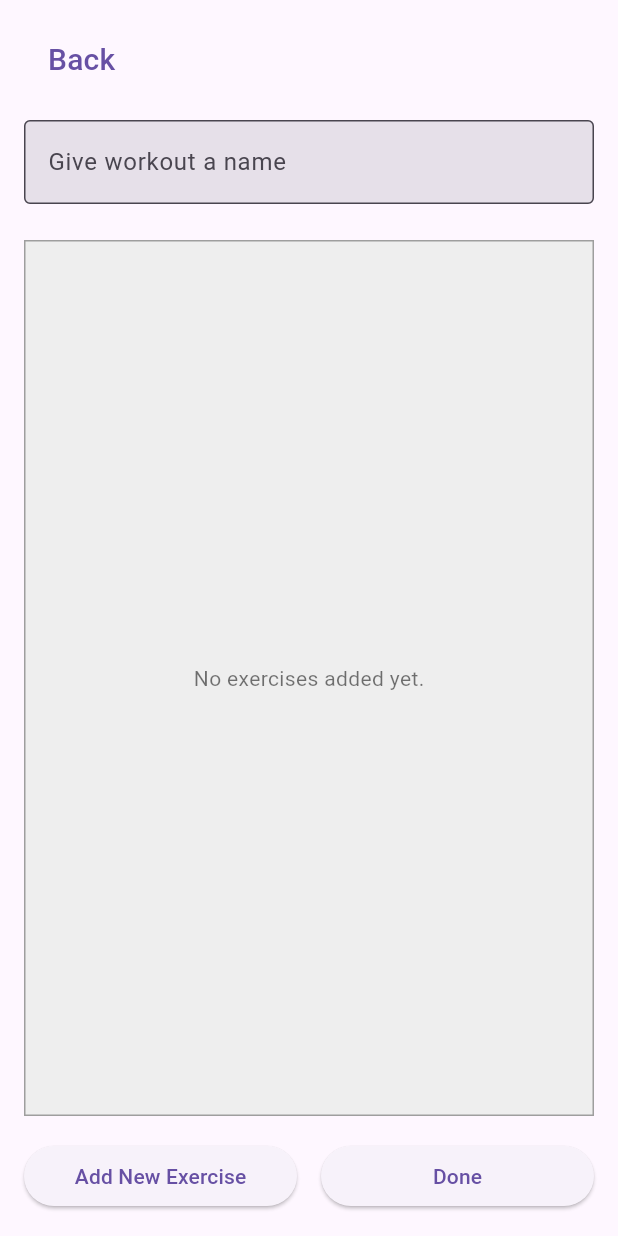
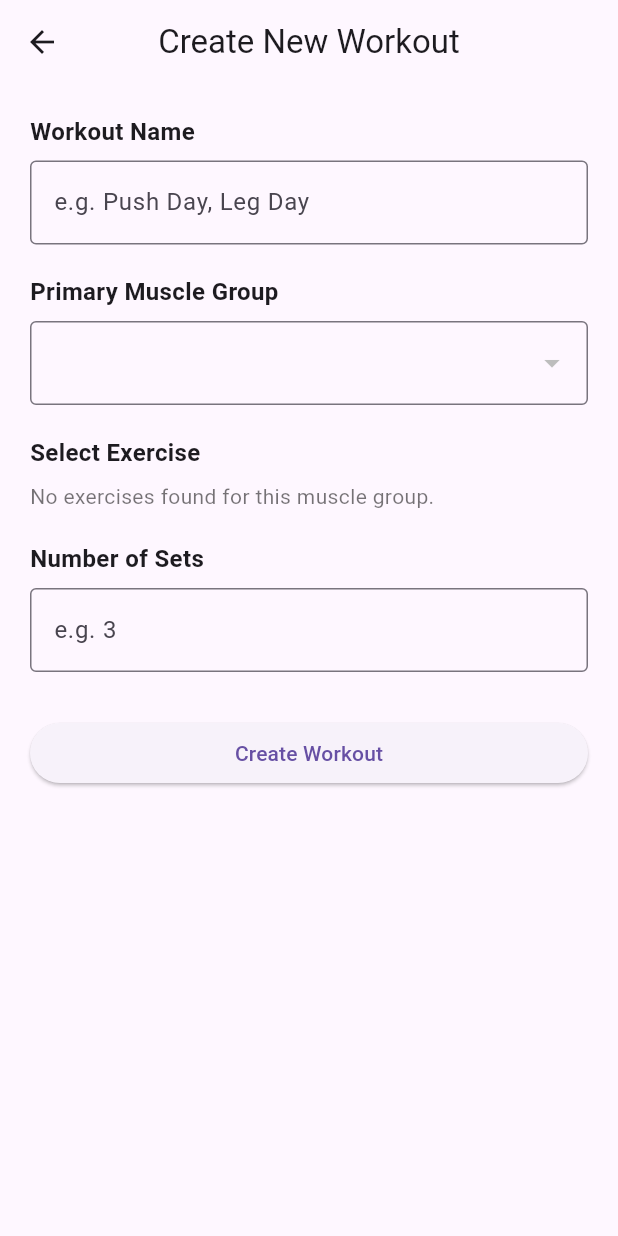
Before and after one commit to suncycles/fitlog, a Flutter app: the CreateWorkoutScreen screen opened directly, on a phone screen of 412 x 824 dp. Run offline on Flutter 3.47's test engine with Material 3 defaults, Android fonts, the light colour scheme and no system bars; our stand-ins replace fl_chart, sqflite; missing offline and left inert: body_part_selector; accounts and stored records are empty.

Commit message:
complete create_workout_screen.

```diff
--- a/lib/screens/create_workout_screen.dart
+++ b/lib/screens/create_workout_screen.dart
@@ -1,8 +1,8 @@
 import 'package:flutter/material.dart';
+
+import '../class/accessor_functions.dart';
 import '../class/exercise_class.dart';
 import '../class/workout_class.dart';
-import '../class/accessor_functions.dart';
-import 'search_screen.dart';
 
 class CreateWorkoutScreen extends StatefulWidget {
   const CreateWorkoutScreen({super.key});
@@ -12,213 +12,307 @@ class CreateWorkoutScreen extends StatefulWidget {
 }
 
 class _CreateWorkoutScreenState extends State<CreateWorkoutScreen> {
-  final TextEditingController _nameController = TextEditingController();
-  final List<Exercise> _selectedExercises = [];
-  bool _isSaving = false;
+  final WorkoutDatabase database = WorkoutDatabase.instance;
+
+  final TextEditingController workoutNameController = TextEditingController();
+  final TextEditingController setCountController = TextEditingController();
+
+  List<String> primaryMuscleOptions = [];
+  String? selectedPrimaryMuscle;
+
+  List<Exercise> availableExercises = [];
+  Exercise? selectedExercise;
+
+  bool isLoadingMuscles = true;
+  bool isLoadingExercises = false;
+  bool isSaving = false;
+
+  @override
+  void initState() {
+    super.initState();
+    _loadPrimaryMuscles();
+  }
 
   @override
   void dispose() {
-    _nameController.dispose();
+    workoutNameController.dispose();
+    setCountController.dispose();
     super.dispose();
   }
 
-  /*
-  Navigate to the ExerciseListScreen and waits for the user to select an exercise. The selected exercise is added to the current workout's exercise list.
 
-  Args:
-    None
 
-  Returns:
-    Future<void>
-
-  Raises:
-    Exception: If navigation fails or unexpected null values
-  */
-  Future<void> _addNewExercise() async{
-    final Exercise? selected = await Navigator.push<Exercise>(
-      context,
-      MaterialPageRoute(
-        builder: (_) => const SearchScreen(
-        ),
-      ),
-    );
-    if (!mounted) return;
-
-    if (selected != null) {
-      setState(() {
-        _selectedExercises.add(selected);
-      });
-    }
-  }
-
-  /*
-  Validate the workout name and exercise list, then saves the new workout into the database.
-
-  Args:
-    None
-
-  Returns:
-    Future<void>
-
-  Raises:
-    Exception: database insert fails.
-  */
-  Future<void> _doneAdding() async{
-    final name = _nameController.text.trim();
-
-    if (name.isEmpty) {
-      ScaffoldMessenger.of(context).showSnackBar(
-        const SnackBar(content: Text('Please enter a workout name.')),
-      );
-      return;
-    }
-
-    if (_selectedExercises.isEmpty) {
-      ScaffoldMessenger.of(context).showSnackBar(
-        const SnackBar(content: Text('Please add at least one exercise.')),
-      );
-      return;
-    }
-
-    setState(() => _isSaving = true);
+  Future<void> _loadPrimaryMuscles() async {
+    setState(() => isLoadingMuscles = true);
 
     try {
-      final db = WorkoutDatabase.instance;
-      const int defaultSets = 3;
-
-      for (final ex in _selectedExercises) {
-        final workoutRow = Workout(
-          id: null,
-          name: name,
-          exerciseId: ex.id!,
-          sets: defaultSets,
-        );
-        await db.createWorkout(workoutRow);
+      final muscles = await database.getPrimaryMuscles();
+      setState(() {
+        primaryMuscleOptions = muscles;
+        if (muscles.isNotEmpty) {
+          selectedPrimaryMuscle = muscles.first;
+          _loadExercisesForSelectedMuscle();
         }
-      if (!mounted) return;
-
-      ScaffoldMessenger.of(context).showSnackBar(
-        const SnackBar(content: Text('Workout saved!')),
-      );
-
-      Navigator.of(context).pop(true); // Go back
-    } catch (e) {
-      if (!mounted) return;
-      ScaffoldMessenger.of(context).showSnackBar(
-        SnackBar(content: Text('Failed to save workout: $e')),
-      );
+      });
+    } catch (error) {
+      _showSnack('Error loading muscle groups: $error');
     } finally {
       if (mounted) {
-        setState(() => _isSaving = false);
+        setState(() => isLoadingMuscles = false);
       }
     }
   }
 
+  Future<void> _loadExercisesForSelectedMuscle() async {
+    if (selectedPrimaryMuscle == null) return;
+
+    setState(() {
+      isLoadingExercises = true;
+      availableExercises = [];
+      selectedExercise = null;
+    });
+
+    try {
+      final exercises = await database.getExercises(
+        primaryMuscle: selectedPrimaryMuscle,
+      );
+
+
+      final nonNullExercises = exercises.whereType<Exercise>().toList();
+
+      setState(() {
+        availableExercises = nonNullExercises;
+        if (nonNullExercises.isNotEmpty) {
+          selectedExercise = nonNullExercises.first;
+        } else {
+          selectedExercise = null;
+        }
+      });
+    } catch (error) {
+      _showSnack('Error loading exercises: $error');
+    } finally {
+      if (mounted) {
+        setState(() => isLoadingExercises = false);
+      }
+    }
+  }
+
+
+
+  void _showSnack(String message) {
+    ScaffoldMessenger.of(context).showSnackBar(
+      SnackBar(content: Text(message)),
+    );
+  }
+
+  bool _validateInput() {
+    final workoutName = workoutNameController.text.trim();
+    final setCountText = setCountController.text.trim();
+
+    if (workoutName.isEmpty) {
+      _showSnack('Please enter a workout name.');
+      return false;
+    }
+
+    if (selectedExercise == null) {
+      _showSnack('Please select an exercise.');
+      return false;
+    }
+
+    if (selectedExercise!.id == null) {
+      _showSnack('Selected exercise has no ID (check your data).');
+      return false;
+    }
+
+    if (setCountText.isEmpty) {
+      _showSnack('Please enter the number of sets.');
+      return false;
+    }
+
+    final parsedSets = int.tryParse(setCountText);
+    if (parsedSets == null || parsedSets <= 0) {
+      _showSnack('Number of sets must be a positive number.');
+      return false;
+    }
+
+    return true;
+  }
+
+
+
+  Future<void> _saveWorkout() async {
+    if (isSaving) return;
+    if (!_validateInput()) return;
+
+    final workoutName = workoutNameController.text.trim();
+    final setCount = int.parse(setCountController.text.trim());
+    final exercise = selectedExercise!;
+
+    setState(() => isSaving = true);
+
+    try {
+      final newWorkout = Workout(
+        id: null,
+        name: workoutName,
+        exerciseId: exercise.id!,
+        sets: setCount,
+      );
+
+      await database.createWorkout(newWorkout);
+
+      if (!mounted) return;
+
+      _showSnack('Workout created successfully.');
+
+
+      Navigator.pop(context, true);
+    } catch (error) {
+      if (!mounted) return;
+      _showSnack('Error saving workout: $error');
+    } finally {
+      if (mounted) {
+        setState(() => isSaving = false);
+      }
+    }
+  }
+
+
+
   @override
   Widget build(BuildContext context) {
     return Scaffold(
-      body: SafeArea(
-        child: Padding(
-          padding: const EdgeInsets.all(16.0),
-          child: Column(
-            crossAxisAlignment: CrossAxisAlignment.start,
+      appBar: AppBar(
+        title: const Text('Create New Workout'),
+        centerTitle: true,
+      ),
+      body: Padding(
+        padding: const EdgeInsets.all(20.0),
+        child: isLoadingMuscles
+            ? const Center(child: CircularProgressIndicator())
+            : ListView(
                 children: [
-              // Back Button
-              Align(
-                alignment: Alignment.centerLeft,
-                child: TextButton(
-                  onPressed: () => Navigator.of(context).pop(),
-                  style: TextButton.styleFrom(
-                    padding:
-                        const EdgeInsets.symmetric(horizontal: 16, vertical: 8),
-                  ),
-                  child: const Text(
-                    'Back',
-                    style: TextStyle(fontSize: 20),
+                  // Workout name
+                  const Text(
+                    'Workout Name',
+                    style: TextStyle(
+                      fontSize: 16,
+                      fontWeight: FontWeight.bold,
                     ),
                   ),
-              ),
-              const SizedBox(height: 16),
-
-              // Text field
+                  const SizedBox(height: 8),
                   TextField(
-                controller: _nameController,
+                    controller: workoutNameController,
                     decoration: const InputDecoration(
-                  hintText: 'Give workout a name',
                       border: OutlineInputBorder(),
-                  filled: true,
+                      hintText: 'e.g. Push Day, Leg Day',
                     ),
                   ),
-              const SizedBox(height: 24),
+                  const SizedBox(height: 20),
 
-              // List of exercises
-              Expanded(
-                child: Container(
-                  decoration: BoxDecoration(
-                    border: Border.all(color: Colors.grey),
-                    color: Colors.grey.shade200,
+                  // Primary muscle group
+                  const Text(
+                    'Primary Muscle Group',
+                    style: TextStyle(
+                      fontSize: 16,
+                      fontWeight: FontWeight.bold,
                     ),
-                  child: _selectedExercises.isEmpty
-                      ? const Center(
-                          child: Text(
-                            'No exercises added yet.',
-                            style: TextStyle(color: Colors.black54),
+                  ),
+                  const SizedBox(height: 8),
+                  DropdownButtonFormField<String>(
+                    value: selectedPrimaryMuscle,
+                    items: primaryMuscleOptions
+                        .map(
+                          (muscle) => DropdownMenuItem<String>(
+                            value: muscle,
+                            child: Text(muscle),
                           ),
                         )
-                      : ListView.separated(
-                          itemCount: _selectedExercises.length,
-                          separatorBuilder: (_, __) => const Divider(height: 1),
-                          itemBuilder: (context, index) {
-                            final ex = _selectedExercises[index];
-                            return ListTile(
-                              title: Text(ex.name),
-                              subtitle: Text(
-                                ex.primaryMuscles,
-                                maxLines: 1,
-                                overflow: TextOverflow.ellipsis,
+                        .toList(),
+                    onChanged: (value) {
+                      setState(() {
+                        selectedPrimaryMuscle = value;
+                      });
+                      _loadExercisesForSelectedMuscle();
+                    },
+                    decoration: const InputDecoration(
+                      border: OutlineInputBorder(),
                     ),
-                              trailing: IconButton(
-                                icon: const Icon(Icons.delete),
-                                onPressed: () {
+                  ),
+                  const SizedBox(height: 20),
+
+                  // Exercise list
+                  const Text(
+                    'Select Exercise',
+                    style: TextStyle(
+                      fontSize: 16,
+                      fontWeight: FontWeight.bold,
+                    ),
+                  ),
+                  const SizedBox(height: 8),
+                  if (isLoadingExercises)
+                    const Center(child: CircularProgressIndicator())
+                  else if (availableExercises.isEmpty)
+                    const Text(
+                      'No exercises found for this muscle group.',
+                      style: TextStyle(color: Colors.black54),
+                    )
+                  else
+                    DropdownButtonFormField<Exercise>(
+                      value: selectedExercise,
+                      items: availableExercises
+                          .map(
+                            (exercise) => DropdownMenuItem<Exercise>(
+                              value: exercise,
+                              child: Text(exercise.name),
+                            ),
+                          )
+                          .toList(),
+                      onChanged: (value) {
                         setState(() {
-                                    _selectedExercises.removeAt(index);
+                          selectedExercise = value;
                         });
                       },
-                              ),
-                            );
-                          },
+                      decoration: const InputDecoration(
+                        border: OutlineInputBorder(),
                       ),
                     ),
-              ),
+                  const SizedBox(height: 20),
 
-              const SizedBox(height: 16),
-
-              // Add New Exercise Button and Done Button
-              Row(
-                children: [
-                  Expanded(
-                    child: ElevatedButton(
-                      onPressed: _addNewExercise,
-                      child: const Text('Add New Exercise'),
+                  // Number of sets
+                  const Text(
+                    'Number of Sets',
+                    style: TextStyle(
+                      fontSize: 16,
+                      fontWeight: FontWeight.bold,
                     ),
                   ),
-                  const SizedBox(width: 16),
-                  Expanded(
+                  const SizedBox(height: 8),
+                  TextField(
+                    controller: setCountController,
+                    keyboardType: TextInputType.number,
+                    decoration: const InputDecoration(
+                      border: OutlineInputBorder(),
+                      hintText: 'e.g. 3',
+                    ),
+                  ),
+                  const SizedBox(height: 30),
+
+                  // Save button
+                  SizedBox(
+                    width: double.infinity,
                     child: ElevatedButton(
-                      onPressed: _isSaving ? null : _doneAdding,
-                      child: _isSaving
+                      onPressed: isSaving ? null : _saveWorkout,
+                      child: isSaving
                           ? const SizedBox(
-                              height: 20,
-                              width: 20,
-                              child: CircularProgressIndicator(strokeWidth: 2),
+                              width: 18,
+                              height: 18,
+                              child:
+                                  CircularProgressIndicator(strokeWidth: 2),
                             )
-                          : const Text('Done'),
+                          : const Text('Create Workout'),
                     ),
                   ),
                 ],
-              ),
-            ],
-          ),
               ),
       ),
     );
```
Also changed, not shown: pubspec.lock. Lines whose indentation alone changed are shown as unchanged.
